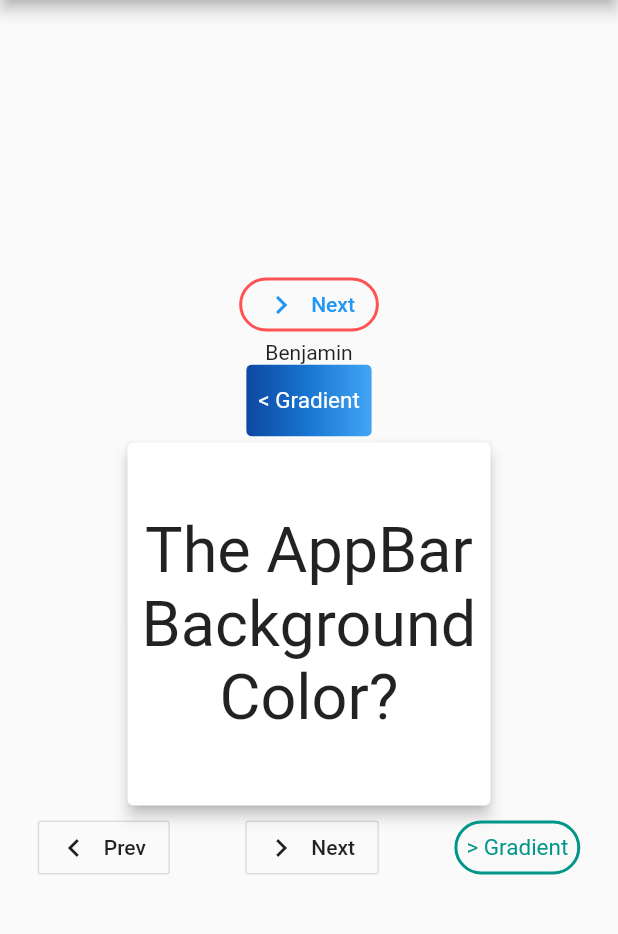
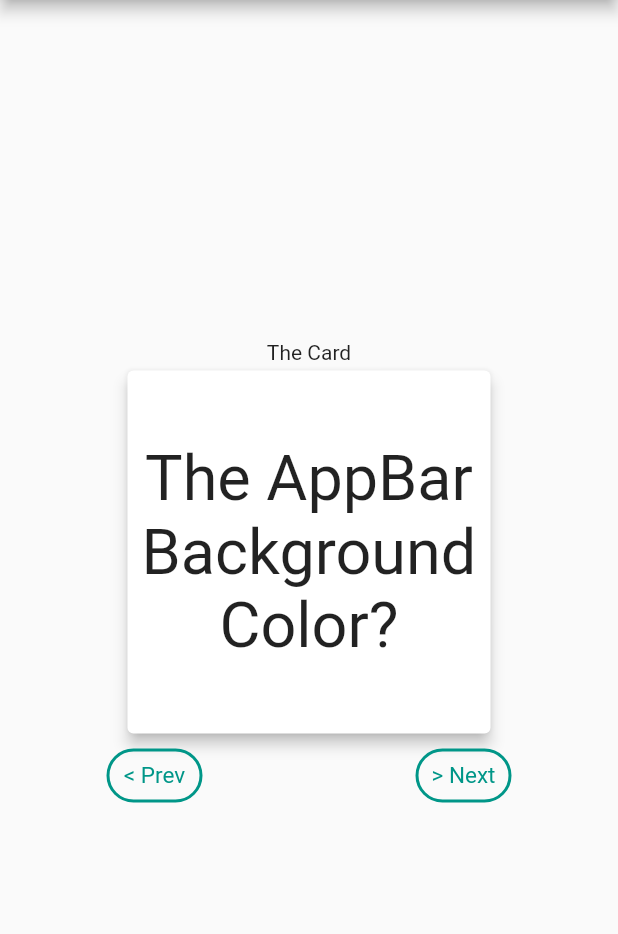
Before and after one commit to Edivri/flashcardsUI, a Flutter app: the screen it shows after launch, on a phone screen of 412 x 824 dp, the part 84-1018 px from its top. Run offline on Flutter 3.47's test engine with Material 2 defaults, Android fonts, the phone set to English and light mode, and no system bars; drawn by our look-alikes of flip_card.

Commit message:
Update main.dart

```diff
--- a/lib/main.dart
+++ b/lib/main.dart
@@ -36,49 +36,7 @@ class _MyAppState extends State<MyApp> {
           child: Column(
             mainAxisAlignment: MainAxisAlignment.center,
             children: [
-              OutlinedButton.icon(
-                 onPressed: showNextCard,
-                    icon: Icon(Icons.chevron_right),
-                    label: Text('Next'),
-                    style: OutlinedButton.styleFrom(
-                      shape: StadiumBorder(),
-                      side: BorderSide(
-                        width: 2,
-                        color: Colors.redAccent
-                      )
-                    ),
-                    ),
-              Text("Benjamin"),
-              ClipRRect(
-            borderRadius: BorderRadius.circular(4),
-            child: Stack(
-              children: <Widget>[
-                Positioned.fill(
-                  child: Container(
-                    decoration: const BoxDecoration(
-                      gradient: LinearGradient(
-                        colors: <Color>[
-                          Color(0xFF0D47A1),
-                          Color(0xFF1976D2),
-                          Color(0xFF42A5F5),
-                        ],
-                      ),
-                    ),
-                  ),
-                ),
-                TextButton(
-                  style: TextButton.styleFrom(
-                    padding: const EdgeInsets.all(8.0),
-                    primary: Colors.white,
-                    textStyle: const TextStyle(fontSize: 15),
-                  ),
-                  onPressed: () {},
-                  child: const Text('< Gradient'),
-                ),
-              ],
-            ),
-          ),
-
+              Text("The Card"),
               SizedBox(
                   width: 250,
                   height: 250,
@@ -92,29 +50,43 @@ class _MyAppState extends State<MyApp> {
               Row(
                 mainAxisAlignment: MainAxisAlignment.spaceAround,
                 children: [
-                  OutlineButton.icon(
-                      onPressed: showPreviousCard,
-                      icon: Icon(Icons.chevron_left),
-                      label: Text('Prev')),
-                  OutlineButton.icon(
-                    onPressed: showNextCard,
-                    icon: Icon(Icons.chevron_right),
-                    label: Text('Next'),
-                    color: Colors.teal,
-                  ),
                   TextButton(
                     style: TextButton.styleFrom(
                         padding: const EdgeInsets.all(8.0),
                         primary: Colors.teal,
+                        // backgroundColor: Colors.amber,
                         textStyle: const TextStyle(fontSize: 15),
                         shape: StadiumBorder(),
                         side: BorderSide(
                           width: 2,
                           color: Colors.teal,
-                    )
+                        )),
+                    onPressed: showNextCard,
+                    child: const Text('< Prev'),
                   ),
+                  // OutlineButton.icon(
+                  //     onPressed: showPreviousCard,
+                  //     icon: Icon(Icons.chevron_left),
+                  //     label: Text('Prev')),
+                  // OutlineButton.icon(
+                  //   onPressed: showNextCard,
+                  //   icon: Icon(Icons.chevron_right),
+                  //   label: Text('Next'),
+                  //   color: Colors.teal,
+                  // ),
+                  TextButton(
+                    style: TextButton.styleFrom(
+                        padding: const EdgeInsets.all(8.0),
+                        primary: Colors.teal,
+                        // backgroundColor: Colors.amber,
+                        textStyle: const TextStyle(fontSize: 15),
+                        shape: StadiumBorder(),
+                        side: BorderSide(
+                          width: 2,
+                          color: Colors.teal,
+                        )),
                     onPressed: showNextCard,
-                  child: const Text('> Gradient'),
+                    child: const Text('> Next'),
                   ),
                 ],
               )
```
Lines whose indentation alone changed are shown as unchanged.
